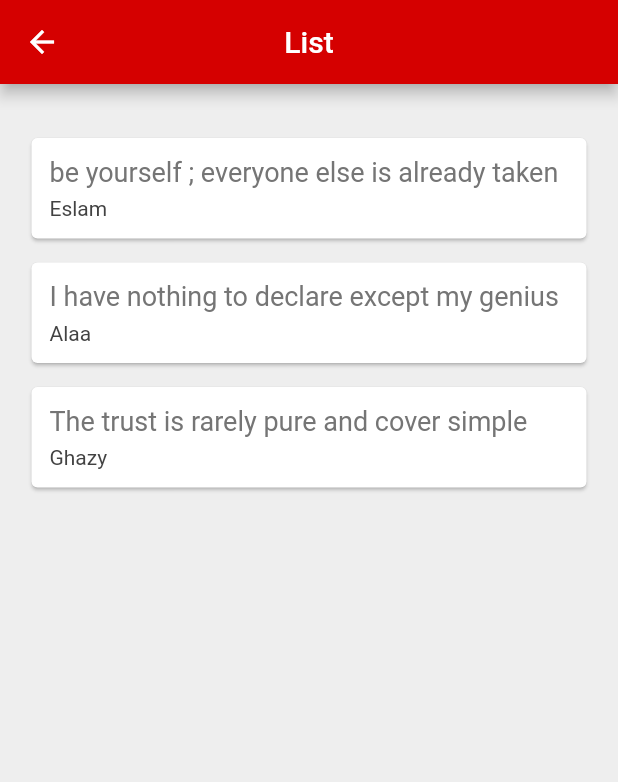
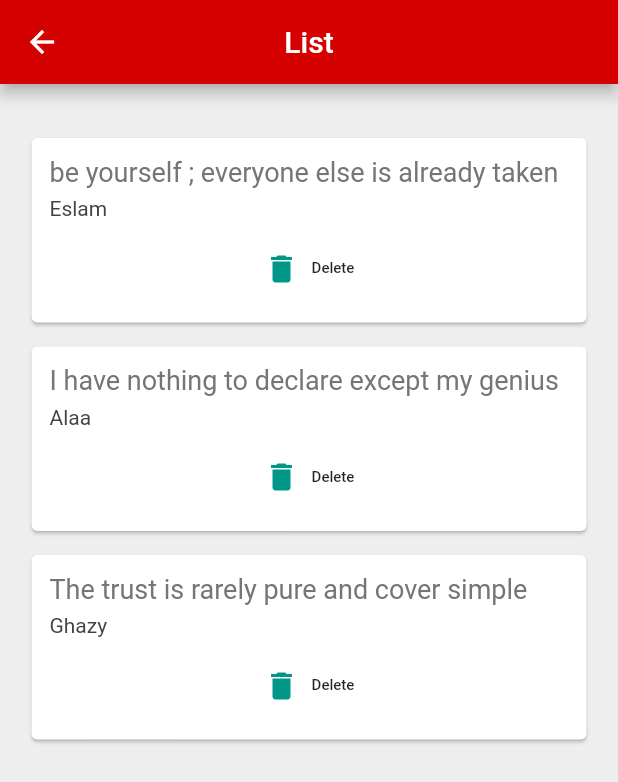
Before and after one commit to CoderEslam/flutter1app, a Flutter app: the ListOfData screen opened directly, on a phone screen of 412 x 824 dp. Shown: the top 782 px of the screen. Run offline on Flutter 3.47's test engine with Material 2 defaults, Android fonts, the phone set to English and light mode, and no system bars; our stand-ins replace fluttertoast; Roboto replaces fonts that are missing (Poppins).

Commit message:
learn Functions as Parameters and HoverBuilder

```diff
--- /dev/null
+++ b/lib/HoverBuilder.dart
@@ -0,0 +1,33 @@
+import 'package:flutter/cupertino.dart';
+import 'package:flutter/gestures.dart';
+
+class HoverBuilder extends StatefulWidget {
+  const HoverBuilder({
+    required this.builder,
+    Key? key,
+  }) : super(key: key);
+
+  final Widget Function(bool isHovered) builder;
+
+  @override
+  State<HoverBuilder> createState() => _HoverBuilderState();
+}
+
+class _HoverBuilderState extends State<HoverBuilder> {
+  bool _isHovered = false;
+
+  @override
+  Widget build(BuildContext context) {
+    return MouseRegion(
+      onEnter: (PointerEnterEvent event) => _onHoverChanged(enabled: true),
+      onExit: (PointerExitEvent event) => _onHoverChanged(enabled: false),
+      child: widget.builder(_isHovered),
+    );
+  }
+
+  void _onHoverChanged({required bool enabled}) {
+    setState(() {
+      _isHovered = enabled;
+    });
+  }
+}
--- a/lib/Image.dart
+++ b/lib/Image.dart
@@ -14,7 +14,7 @@ class ImagePage extends StatelessWidget {
           children: const [
             Image(
                 image: AssetImage('assets/r.jpg')),
-            Text("Hello Eslam Ghazy"),
+            Text("Hello Eslam Alaa Ghazy"),
           ],
         ), // => NetworkImage(url)
       ),
--- a/lib/ListOfData.dart
+++ b/lib/ListOfData.dart
@@ -26,12 +26,12 @@ class _ListOfDataState extends State<ListOfData> {
     Quote(text: "The trust is rarely pure and cover simple", author: "Ghazy"),
   ];
 
-  Widget quoteTemplateToast(quote) {
+  Widget quoteTemplateToast({quote, delete}) {
     return GestureDetector(
       onTap: () {
         ShowToast(quote.author);
       },
-      child: QuoteCard(quote),
+      child: QuoteCard(quote: quote, delete: delete),
     );
   }
 
@@ -52,7 +52,15 @@ class _ListOfDataState extends State<ListOfData> {
           * arrow(=>) without return and bracts {} when it's need return data
           * arrow(=>) without or with return and bracts {} when it's not need return data
           * */
-          children: quotes.map((e) => quoteTemplateToast(e)).toList(),
+          children: quotes
+              .map((e) => QuoteCard(
+                  quote: e,
+                  delete: () {
+                    setState(() {
+                      quotes.remove(e);
+                    });
+                  }))
+              .toList(),
         ),
       ),
     );
--- a/lib/QuoteCard.dart
+++ b/lib/QuoteCard.dart
@@ -1,11 +1,15 @@
 import 'package:flutter/cupertino.dart';
 import 'package:flutter/material.dart';
+import 'package:flutter1app/HoverBuilder.dart';
+import 'package:flutter1app/QuoteCard.dart';
 import 'package:flutter1app/Quotes.dart';
+import 'package:fluttertoast/fluttertoast.dart';
 
 class QuoteCard extends StatelessWidget {
-  QuoteCard(this.quote, {super.key});
+  QuoteCard({required this.quote, required this.delete, super.key});
 
   Quote quote;
+  final VoidCallback delete;
 
   @override
   Widget build(BuildContext context) {
@@ -26,6 +30,23 @@ class QuoteCard extends StatelessWidget {
             Text(
               quote.author,
               style: TextStyle(fontSize: 14, color: Colors.grey[800]),
+            ),
+            const SizedBox(
+              height: 8.0,
+            ),
+            TextButton.icon(
+              onPressed: delete ,
+              icon: const Icon(
+                Icons.delete,
+                color: Colors.teal,
+              ),
+              label: HoverBuilder(builder: (isHovered) {
+                return Text("Delete",
+                    style: TextStyle(
+                        color: isHovered ? Colors.green : Colors.black87,
+                        fontSize: 10,
+                        fontFamily: 'Poppins'));
+              }),
             )
           ],
         ),
@@ -33,3 +54,13 @@ class QuoteCard extends StatelessWidget {
     );
   }
 }
+
+void ShowToast(String text) => {
+      Fluttertoast.showToast(
+          msg: text,
+          toastLength: Toast.LENGTH_SHORT,
+          gravity: ToastGravity.BOTTOM,
+          timeInSecForIosWeb: 1,
+          textColor: Colors.white,
+          fontSize: 16.0)
+    };
```
Also changed, not shown: lib/main.dart (+9 -1 lines).
